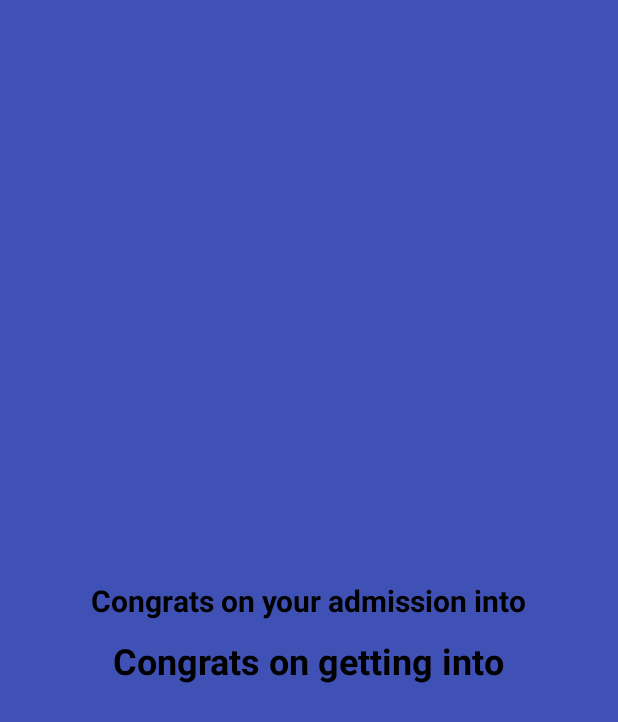
After one commit to vibindi/my-college-planner-app, an Android app: the layout admitted_congrats.xml on its own in the app's theme, with its tools: preview values and no code run, on a phone screen of 412 x 824 dp. The commit adds this screen. Shown: the top 722 px of the screen. Run offline under Robolectric (Android 15) with nearby library versions, the light colour scheme and no system bars.

Commit message:
Created the congratulations for being admitted dialog

```diff
--- a/app/src/main/java/com/bindi/collegeplanner/MainActivity.java
+++ b/app/src/main/java/com/bindi/collegeplanner/MainActivity.java
@@ -275,7 +275,7 @@ public class MainActivity extends AppCompatActivity {
         }
 
         String email = "help.mycollegeplanner@gmail.com";
-        String subject = "Feedback for College Planner";
+        String subject = "Feedback for MyCollegePlanner";
         String chooserTitle = "Send Feedback Email";
 
         Intent emailIntent = new Intent(Intent.ACTION_SENDTO);
--- a/app/src/main/java/com/bindi/collegeplanner/SettingsActivity.java
+++ b/app/src/main/java/com/bindi/collegeplanner/SettingsActivity.java
@@ -169,7 +169,7 @@ public class SettingsActivity extends AppCompatActivity {
         }
 
         String email = "help.mycollegeplanner@gmail.com";
-        String subject = "Feedback for Taskmaster";
+        String subject = "Feedback for MyCollegePlanner";
         String chooserTitle = "Send Feedback Email";
 
         Intent emailIntent = new Intent(Intent.ACTION_SENDTO);
--- /dev/null
+++ b/app/src/main/res/layout/admitted_congrats.xml
@@ -0,0 +1,41 @@
+<?xml version="1.0" encoding="utf-8"?>
+<RelativeLayout xmlns:android="http://schemas.android.com/apk/res/android"
+    android:orientation="vertical" android:layout_width="match_parent"
+    android:layout_height="match_parent">
+
+    <RelativeLayout
+        android:layout_width="wrap_content"
+        android:layout_height="wrap_content"
+
+        android:layout_marginTop="10dp"
+        android:layout_marginLeft="20dp"
+        android:layout_centerInParent="true">
+
+        <TextView
+            android:layout_width="wrap_content"
+            android:layout_height="wrap_content"
+            android:text="Congrats on your admission into"
+            android:textColor="@android:color/black"
+            android:textStyle="bold"
+            android:layout_centerHorizontal="true"
+            android:textAlignment="center"
+            android:textSize="20dp"
+            android:layout_marginTop="20dp"
+            android:id="@+id/collegeTitle"/>
+
+        <TextView
+            android:layout_width="wrap_content"
+            android:layout_height="wrap_content"
+            android:text="Congrats on getting into"
+            android:textColor="@android:color/black"
+            android:textStyle="bold"
+            android:textAlignment="center"
+            android:layout_below="@id/collegeTitle"
+            android:textSize="24dp"
+            android:layout_marginTop="10dp"
+            android:layout_centerHorizontal="true"
+            android:id="@+id/collegeNameText"/>
+
+    </RelativeLayout>
+
+</RelativeLayout>
```
Also changed, not shown: app/src/main/java/com/bindi/collegeplanner/addContentClasses/AddCollegeActivity.java (+32 -3 lines), app/src/main/java/com/bindi/collegeplanner/editorClasses/CollegeEditActivity.java (+30 -3 lines).
